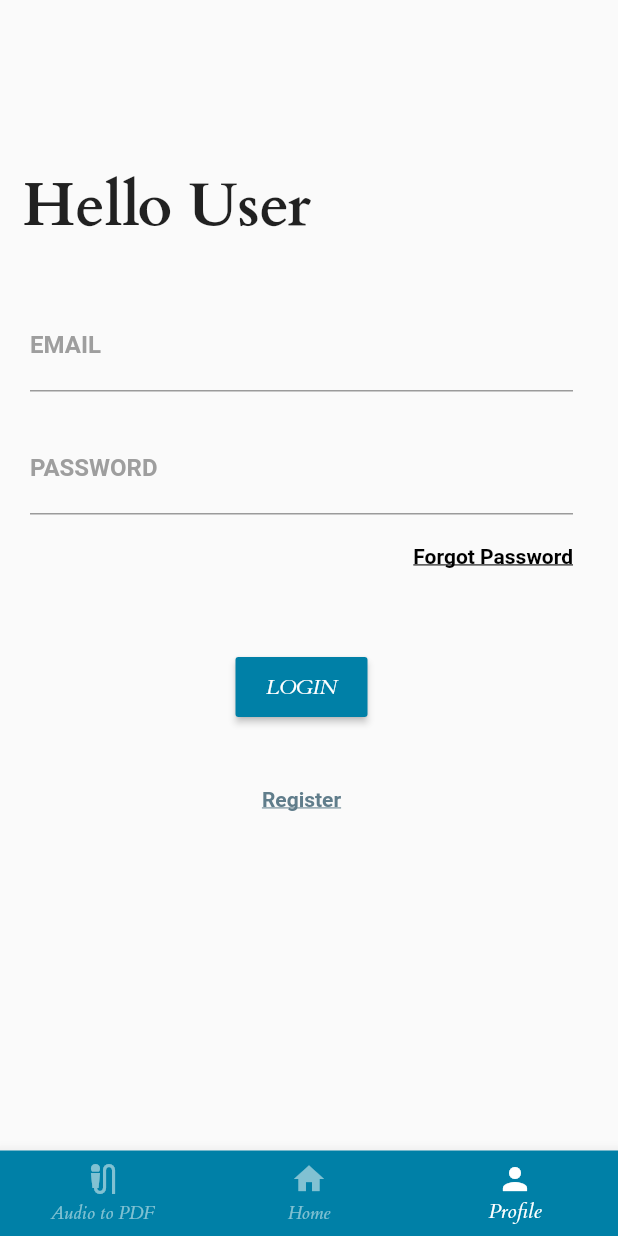
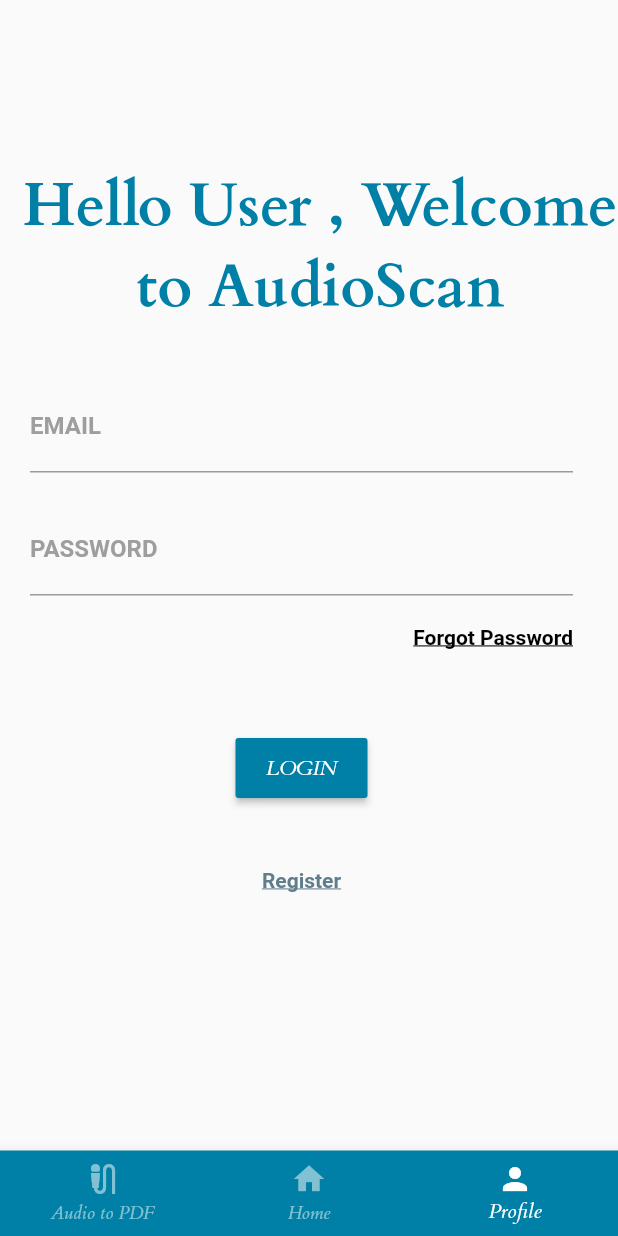
Before and after one commit to ajay-ackerman/AudioScan, a Flutter app: the MainPage screen opened directly, item 3 of the bottom bar chosen, on a phone screen of 412 x 824 dp. Run offline on Flutter 3.47's test engine with Material 2 defaults, Android fonts, the light colour scheme and no system bars; our stand-ins replace avatar_glow, file_picker, firebase_auth, firebase_core, firebase_storage, flutter_tts and 3 more; missing offline and left inert: clipboard, read_pdf_text, syncfusion_flutter_pdf, text_to_speech, translator, uc_pdfview; accounts and stored records are empty; network calls fail; Roboto replaces fonts that are missing (Montserrat).

Commit message:
Logiin page first

```diff
--- a/lib/main.dart
+++ b/lib/main.dart
@@ -7,12 +7,13 @@ import 'package:flutter/services.dart';
 import 'package:pdf_viewer/page/audio_to_pdf_page.dart';
 import 'package:pdf_viewer/page/homePage.dart';
 import 'package:pdf_viewer/page/pdf_viewer_example.dart';
-import 'package:pdf_viewer/page/profilePage.dart';
+import 'package:pdf_viewer/page/loginMain.dart';
 import 'package:pdf_viewer/page/signup.dart';
 
 import 'api/pdf_api.dart';
 
 final FirebaseAuth _auth = FirebaseAuth.instance;
+
 Future main() async {
   WidgetsFlutterBinding.ensureInitialized();
   await Firebase.initializeApp();
@@ -39,7 +40,9 @@ class MyApp extends StatelessWidget {
           primaryColor: Colors.deepPurple,
           fontFamily: 'Cardo', //Color.fromARGB(255, 124, 25, 245),
         ),
-        home: MainPage(),
+        home: const Login(
+          title: '',
+        ),
       );
 }
 
@@ -53,7 +56,7 @@ class _MainPageState extends State<MainPage> {
   final pages = [
     Audio_pdf(),
     Home(),
-    const Profile(
+    const Login(
       title: 'Welcome',
     )
   ];
--- a/lib/page/profilePage.dart
+++ b/lib/page/loginMain.dart
@@ -188,12 +188,13 @@
 import 'package:flutter/material.dart';
 import 'package:firebase_auth/firebase_auth.dart';
 import 'package:fluttertoast/fluttertoast.dart';
+import 'package:pdf_viewer/main.dart';
 import 'package:pdf_viewer/page/homePage.dart';
 
 final FirebaseAuth _auth = FirebaseAuth.instance;
 
-class Profile extends StatefulWidget {
-  const Profile({Key? key, required this.title}) : super(key: key);
+class Login extends StatefulWidget {
+  const Login({Key? key, required this.title}) : super(key: key);
 
   // This widget is the home page of your application. It is stateful, meaning
   // that it has a State object (defined below) that contains fields that affect
@@ -207,10 +208,10 @@ class Profile extends StatefulWidget {
   final String title;
 
   @override
-  State<Profile> createState() => _ProfileState();
+  State<Login> createState() => _LoginState();
 }
 
-class _ProfileState extends State<Profile> {
+class _LoginState extends State<Login> {
   final TextEditingController _emailController = TextEditingController();
   final TextEditingController _passwordController = TextEditingController();
   int _success = 1;
@@ -225,8 +226,8 @@ class _ProfileState extends State<Profile> {
       setState(() {
         _success = 2;
         _userEmail = user.email!;
-        Navigator.of(context)
-            .push(MaterialPageRoute(builder: (BuildContext context) => Home()));
+        Navigator.of(context).push(
+            MaterialPageRoute(builder: (BuildContext context) => MainPage()));
       });
     } else {
       setState(() {
@@ -258,10 +259,16 @@ class _ProfileState extends State<Profile> {
             children: <Widget>[
               Container(
                 padding: const EdgeInsets.fromLTRB(15, 110, 0, 0),
-                child: const Text("Hello User",
-                    style:
-                        TextStyle(fontSize: 40, fontWeight: FontWeight.bold)),
-              )
+                child: const Text(
+                  "Hello User , Welcome to AudioScan",
+                  style: TextStyle(
+                    color: Color.fromARGB(255, 0, 128, 167),
+                    fontSize: 40,
+                    fontWeight: FontWeight.bold,
+                  ),
+                  textAlign: TextAlign.center,
+                ),
+              ),
             ],
           ),
         ),
@@ -278,7 +285,8 @@ class _ProfileState extends State<Profile> {
                         fontWeight: FontWeight.bold,
                         color: Colors.grey),
                     focusedBorder: UnderlineInputBorder(
-                      borderSide: BorderSide(color: Colors.green),
+                      borderSide:
+                          BorderSide(color: Color.fromARGB(255, 0, 128, 167)),
                     )),
               ),
               const SizedBox(
@@ -293,7 +301,8 @@ class _ProfileState extends State<Profile> {
                         fontWeight: FontWeight.bold,
                         color: Colors.grey),
                     focusedBorder: UnderlineInputBorder(
-                      borderSide: BorderSide(color: Colors.green),
+                      borderSide:
+                          BorderSide(color: Color.fromARGB(255, 0, 128, 167)),
                     )),
                 obscureText: true,
               ),
```
